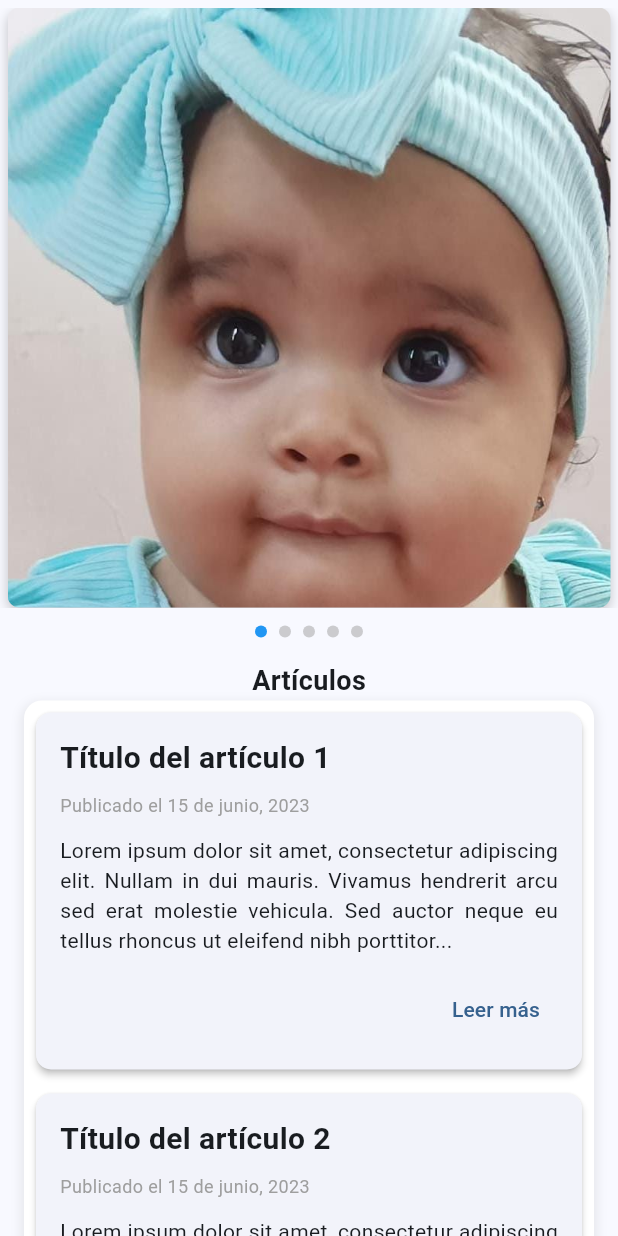
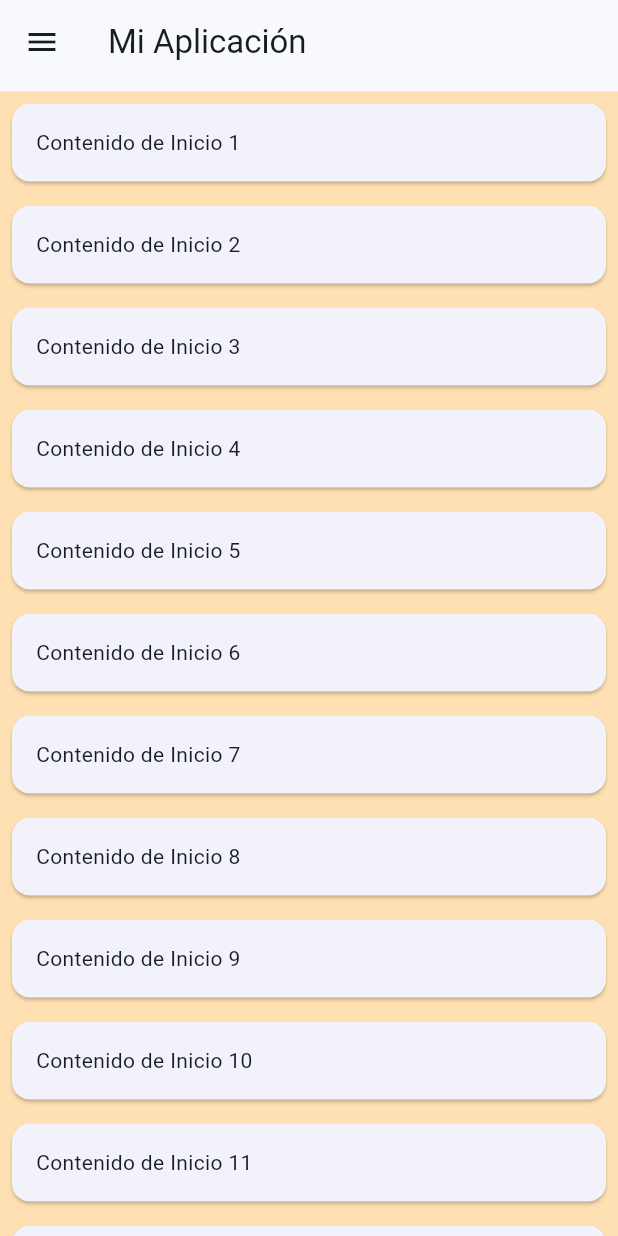
Before and after one commit to danielac32/dashboard, a Flutter app: the HomeScreen screen opened directly, on a phone screen of 412 x 824 dp. Run offline on Flutter 3.47's test engine with Material 3 defaults, Android fonts, the phone set to English and light mode, and no system bars; drawn by our look-alikes of carousel_slider; our stand-ins replace file_picker, fl_chart, get.

Commit message:
new home

```diff
--- a/lib/screens/admin/child/home/home_screen.dart
+++ b/lib/screens/admin/child/home/home_screen.dart
@@ -199,8 +199,8 @@ class Content extends StatelessWidget {
 
 
 
-class HomeScreen extends StatelessWidget {
-  const HomeScreen({super.key});
+class HomeScreen2 extends StatelessWidget {
+  const HomeScreen2({super.key});
 
   @override
   Widget build(BuildContext context) {
--- /dev/null
+++ b/lib/screens/admin/child/home/home_screen_2.dart
@@ -0,0 +1,241 @@
+import 'package:flutter/material.dart';
+import 'package:get/get.dart';
+
+class HomeScreen extends StatelessWidget {
+  const HomeScreen({super.key});
+
+  @override
+  Widget build(BuildContext context) {
+    return Scaffold(
+
+      body: const MainLayout(),
+
+    );
+  }
+}
+
+
+class MainLayout extends StatefulWidget {
+  const MainLayout({super.key});
+
+  @override
+  State<MainLayout> createState() => _MainLayoutState();
+}
+
+class _MainLayoutState extends State<MainLayout> {
+  int _selectedIndex = 0;
+  bool _showSidebar = true;
+  final GlobalKey<ScaffoldState> _scaffoldKey = GlobalKey<ScaffoldState>();
+
+  final List<String> _menuItems = [
+    'Inicio',
+    'Perfil',
+    'Mensajes',
+    'Configuración',
+    'Ayuda',
+  ];
+
+  final List<IconData> _menuIcons = [
+    Icons.home,
+    Icons.person,
+    Icons.message,
+    Icons.settings,
+    Icons.help,
+  ];
+
+  @override
+  Widget build(BuildContext context) {
+    final screenWidth = MediaQuery.of(context).size.width;
+    final isSmallScreen = screenWidth < 600;
+
+    return Scaffold(
+      key: _scaffoldKey,
+      appBar: isSmallScreen
+          ? AppBar(
+        title: const Text('Mi Aplicación'),
+        leading: IconButton(
+          icon: const Icon(Icons.menu),
+          onPressed: () {
+            _scaffoldKey.currentState?.openDrawer();
+          },
+        ),
+      )
+          : null,
+      drawer: isSmallScreen ? _buildDrawer() : null,
+      body: Column(
+        children: [
+          if (!isSmallScreen) // Encabezado solo en pantallas grandes
+            Container(
+              color: Colors.blue[100],
+              height: MediaQuery.of(context).size.height * 0.1,
+              child: Row(
+                children: [
+                  IconButton(
+                    icon: Icon(_showSidebar ? Icons.chevron_left : Icons.chevron_right),
+                    onPressed: () {
+                      setState(() {
+                        _showSidebar = !_showSidebar;
+                      });
+                    },
+                  ),
+                  const Expanded(
+                    child: Center(child: Text('Encabezado')),
+                  ),
+                ],
+              ),
+            ),
+          const SizedBox(height: 5),
+          Expanded(
+            child: Row(
+              children: [
+                // Barra lateral (visible solo en pantallas grandes cuando _showSidebar es true)
+                if (!isSmallScreen && _showSidebar)
+                  Container(
+                    color: Colors.green[100],
+                    width: 200, // Ancho fijo para el sidebar
+                    child: _buildSidebarContent(),
+                  ),
+                if (!isSmallScreen && _showSidebar) const SizedBox(width: 5),
+
+                // Contenido principal
+                Expanded(
+                  child: Container(
+                    color: Colors.orange[100],
+                    child: _buildContentSection(),
+                  ),
+                ),
+
+                // Barra derecha (oculta en pantallas pequeñas)
+                if (!isSmallScreen) const SizedBox(width: 5),
+                if (!isSmallScreen)
+                  Container(
+                    color: Colors.purple[100],
+                    width: 200, // Ancho fijo para la barra derecha
+                    child: _buildRightSidebar(),
+                  ),
+              ],
+            ),
+          ),
+          if (!isSmallScreen) const SizedBox(height: 5),
+          if (!isSmallScreen) // Pie de página solo en pantallas grandes
+            Container(
+              color: Colors.red[100],
+              height: MediaQuery.of(context).size.height * 0.05,
+              child: const Center(child: Text('Pie de Página')),
+            ),
+        ],
+      ),
+    );
+  }
+
+  Widget _buildSidebarContent() {
+    return ListView(
+      children: [
+        const SizedBox(height: 20),
+        CircleAvatar(
+          radius: 30,
+          backgroundImage: AssetImage('assets/1.jpeg'),
+          child: ClipOval(
+            child: Image.asset(
+              'assets/1.jpeg',
+              width: 60, // 2 * radius
+              height: 60, // 2 * radius
+              fit: BoxFit.cover, // Ajusta la imagen como "cover"
+            ),
+          ),
+        ),
+        const SizedBox(height: 20),
+        ...List.generate(_menuItems.length, (index) {
+          return ListTile(
+            leading: Icon(_menuIcons[index], color: Colors.blue[800]),
+            title: Text(_menuItems[index]),
+            selected: _selectedIndex == index,
+            selectedTileColor: Colors.blue[50],
+            onTap: () {
+              setState(() {
+                _selectedIndex = index;
+              });
+            },
+          );
+        }),
+        const Divider(),
+        ListTile(
+          leading: const Icon(Icons.logout, color: Colors.red),
+          title: const Text('Cerrar sesión', style: TextStyle(color: Colors.red)),
+          onTap: () {
+            // Lógica para cerrar sesión
+          },
+        ),
+      ],
+    );
+  }
+
+  Widget _buildDrawer() {
+    return Drawer(
+      child: _buildSidebarContent(),
+    );
+  }
+
+  Widget _buildRightSidebar() {
+    return SingleChildScrollView(
+      child: Column(
+        children: [
+          const SizedBox(height: 20),
+          const Text('Widgets Adicionales', style: TextStyle(fontWeight: FontWeight.bold)),
+          const SizedBox(height: 10),
+          ...List.generate(10, (index) => Card(
+            margin: const EdgeInsets.all(8),
+            child: Padding(
+              padding: const EdgeInsets.all(12),
+              child: Text('Widget ${index + 1}'),
+            ),
+          )),
+        ],
+      ),
+    );
+  }
+
+  Widget _buildContentSection() {
+    switch (_selectedIndex) {
+      case 0:
+        return ListView.builder(
+          itemCount: 20,
+          itemBuilder: (context, index) => Card(
+            margin: const EdgeInsets.all(8),
+            child: Padding(
+              padding: const EdgeInsets.all(16),
+              child: Text('Contenido de ${_menuItems[_selectedIndex]} ${index + 1}'),
+            ),
+          ),
+        );
+      case 1:
+        return const Center(child: Text('Contenido de Perfil', style: TextStyle(fontSize: 24)));
+      case 2:
+        return ListView.builder(
+          itemCount: 15,
+          itemBuilder: (context, index) => ListTile(
+            title: Text('Mensaje ${index + 1}'),
+            subtitle: Text('Contenido del mensaje...'),
+            leading: const Icon(Icons.email),
+          ),
+        );
+      case 3:
+        return ListView(
+          children: const [
+            ListTile(title: Text('Configuración de cuenta')),
+            ListTile(title: Text('Privacidad')),
+            ListTile(title: Text('Notificaciones')),
+          ],
+        );
+      case 4:
+        return const Center(
+          child: Padding(
+            padding: EdgeInsets.all(20),
+            child: Text('Sección de ayuda y soporte técnico', textAlign: TextAlign.center),
+          ),
+        );
+      default:
+        return const Center(child: Text('Sección no encontrada'));
+    }
+  }
+}
--- a/lib/screens/admin/controller/dashboard_menu.dart
+++ b/lib/screens/admin/controller/dashboard_menu.dart
@@ -3,6 +3,7 @@ import 'package:flutter/material.dart';
 import 'package:get/get.dart';
 
 import '../child/home/home_screen.dart';
+import '../child/home/home_screen_2.dart';
 
 
 class MenuControllerScreen extends GetxController {
```
